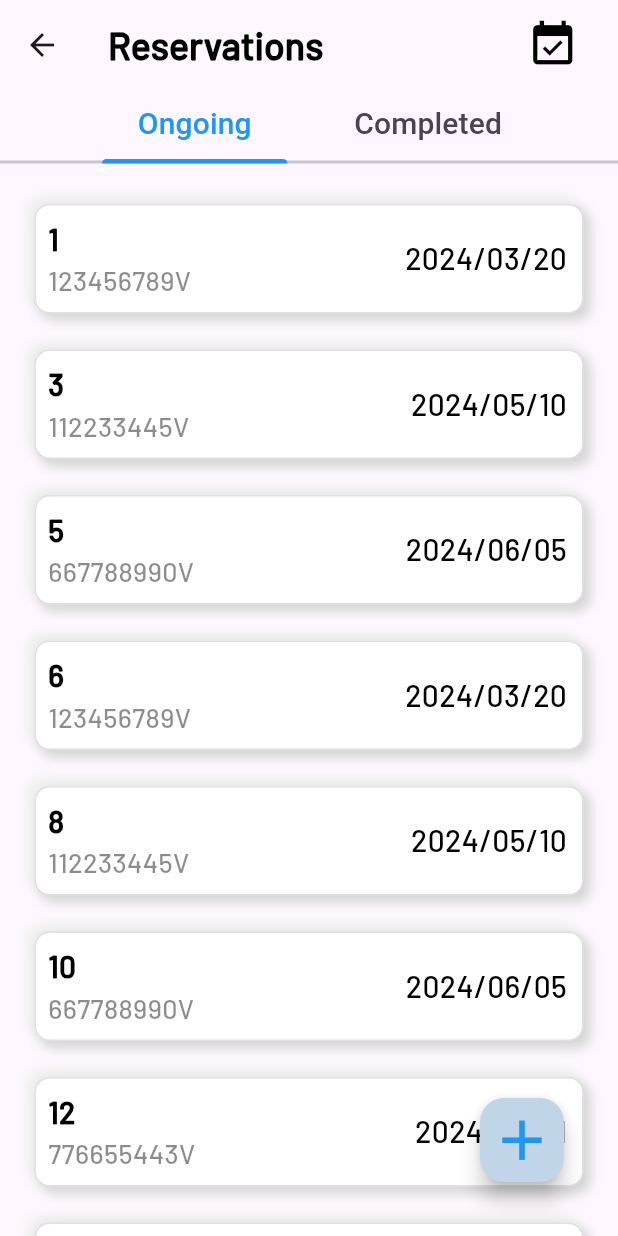
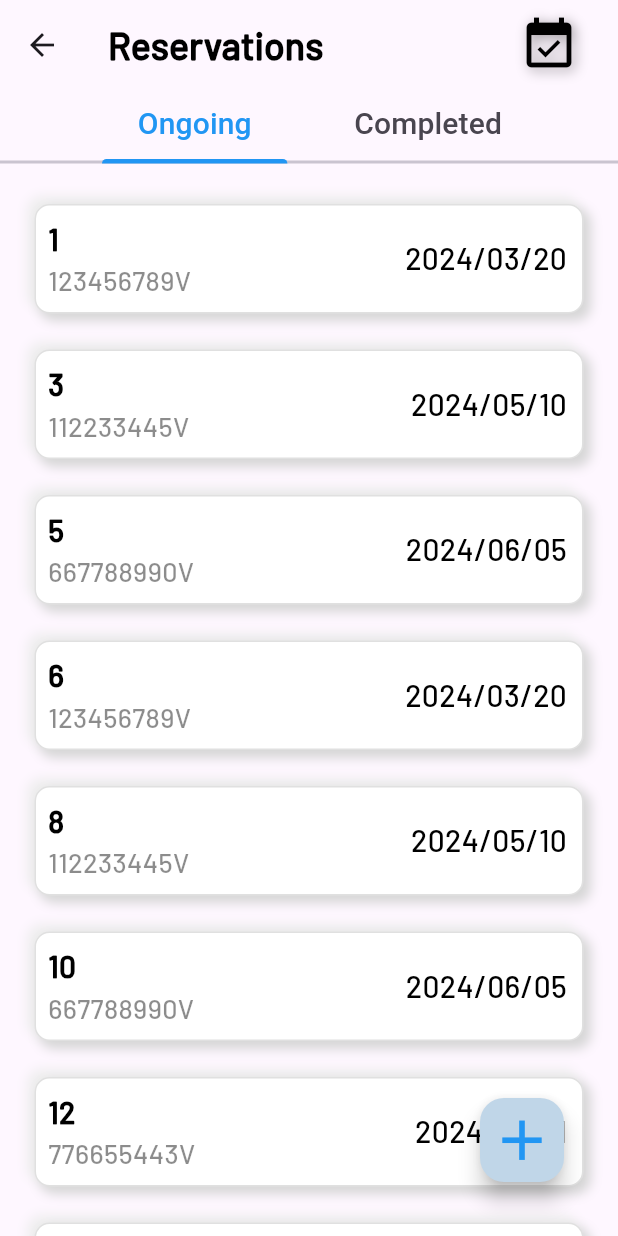
Before and after one commit to Hotel-and-Restaurant-MIS/hotel_manager, a Flutter app: the BookingManagementScreen screen opened directly, on a phone screen of 412 x 824 dp. Run offline on Flutter 3.47's test engine with Material 3 defaults, Android fonts, the phone set to English and light mode, and no system bars; our stand-ins replace cached_network_image, calendar_date_picker2, get, loading_animation_widget.

```diff
--- a/lib/views/booking_management_screen.dart
+++ b/lib/views/booking_management_screen.dart
@@ -55,8 +55,16 @@ class BookingManagementScreen extends StatelessWidget {
                       },
                       child: Icon(
                         Icons.event_available,
-                        size: 35.0,
+                        size: 40.0,
                         color: Colors.black,
+                        shadows: [
+                          BoxShadow(
+                            offset: Offset(2.0, 2),
+                            spreadRadius: 2.0,
+                            blurRadius: 10.0,
+                            color: Colors.black38,
+                          ),
+                        ],
                       ),
                     )
                   ],
```
